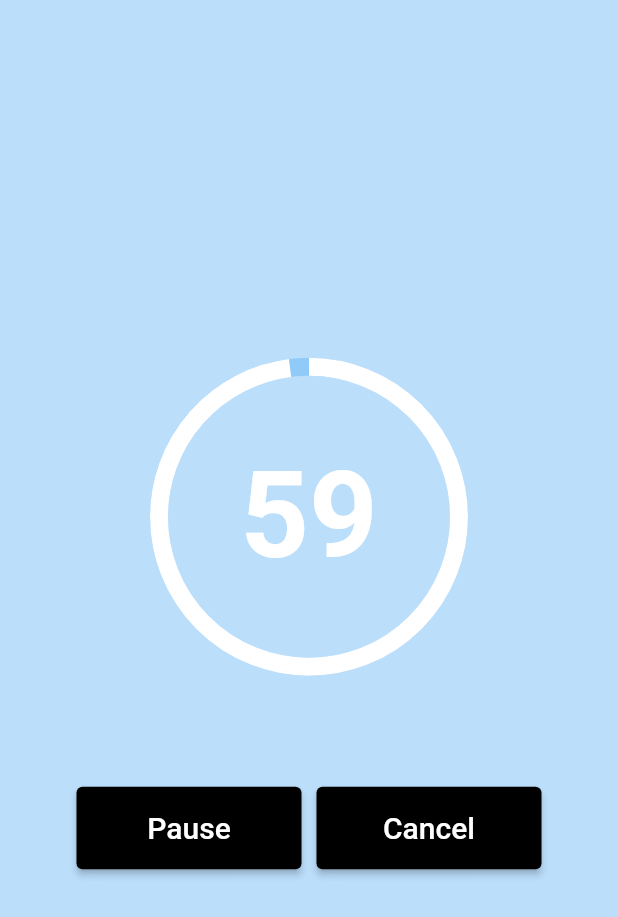
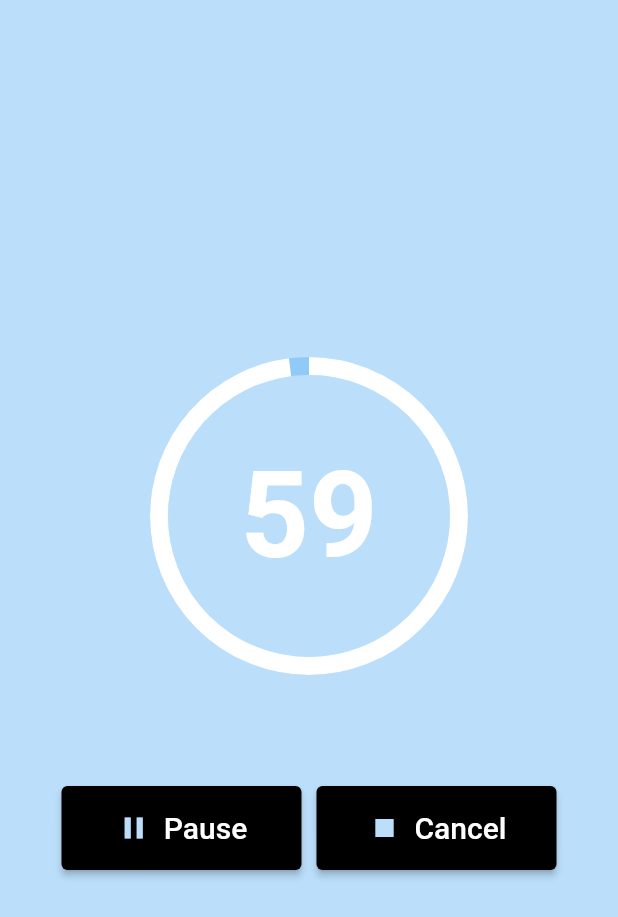
Before and after one commit to idlevandal/flutter_timer, a Flutter app: the screen it shows after launch, after a tap on "Start Timer!", on a phone screen of 412 x 824 dp. Shown: the top 917 px of the screen. Run offline on Flutter 3.47's test engine with Material 2 defaults, Android fonts, the phone set to English and light mode, and no system bars.

Commit message:
add icons to buttons

```diff
--- a/lib/button_widget.dart
+++ b/lib/button_widget.dart
@@ -6,10 +6,12 @@ class ButtonWidget extends StatelessWidget {
   final Color backgroundColour;
   final Color colour;
   final double? width;
+  final Icon icon;
 
   const ButtonWidget({
     required this.text,
     required this.onClicked,
+    required this.icon,
     this.colour = Colors.white,
     this.backgroundColour = Colors.black,
     this.width
@@ -19,12 +21,13 @@ class ButtonWidget extends StatelessWidget {
   Widget build(BuildContext context) {
     return SizedBox(
       width: width,
-      child: ElevatedButton(
+      child: ElevatedButton.icon(
+        icon: icon,
         style: ElevatedButton.styleFrom(
           primary: backgroundColour,
-          padding: EdgeInsets.symmetric(horizontal: 32, vertical:  16),
+          padding: EdgeInsets.symmetric(horizontal: 22, vertical:  16),
         ),
-        child: Text(
+        label: Text(
           text,
           style: TextStyle(fontSize: 20, color: colour),
         ),
--- a/lib/main.dart
+++ b/lib/main.dart
@@ -41,9 +41,9 @@ class _MainPageState extends State<MainPage> {
     if (reset) {
       resetTimer();
     }
-    timer = Timer.periodic(Duration(milliseconds: 10), (_) {
+    timer = Timer.periodic(Duration(milliseconds: 20), (_) {
       if (seconds > 0) {
-        setState(() => seconds -= 10);
+        setState(() => seconds -= 20);
       } else {
         stopTimer(reset: false);
       }
@@ -84,20 +84,23 @@ class _MainPageState extends State<MainPage> {
             mainAxisAlignment: MainAxisAlignment.center,
             children: [
               ButtonWidget(
+                icon: Icon(isRunning ? Icons.pause : Icons.play_arrow, color: Colors.blue.shade100,),
                   text: isRunning ? 'Pause' : 'Resume',
-                  width: 150,
+                  width: 160,
                   onClicked: () {
                     isRunning ? stopTimer(reset: false) : startTimer(reset: false);
                   }),
               SizedBox(width: 10.0,),
               ButtonWidget(
+                icon: Icon(Icons.stop, color: Colors.blue.shade100,),
                 text: 'Cancel',
-                width: 150,
+                width: 160,
                 onClicked: stopTimer,
               ),
             ],
           )
         : ButtonWidget(
+            icon: Icon(Icons.play_arrow, color: Colors.blue.shade200,),
             text: 'Start Timer!',
             colour: Colors.black87,
             backgroundColour: Colors.white,
```
